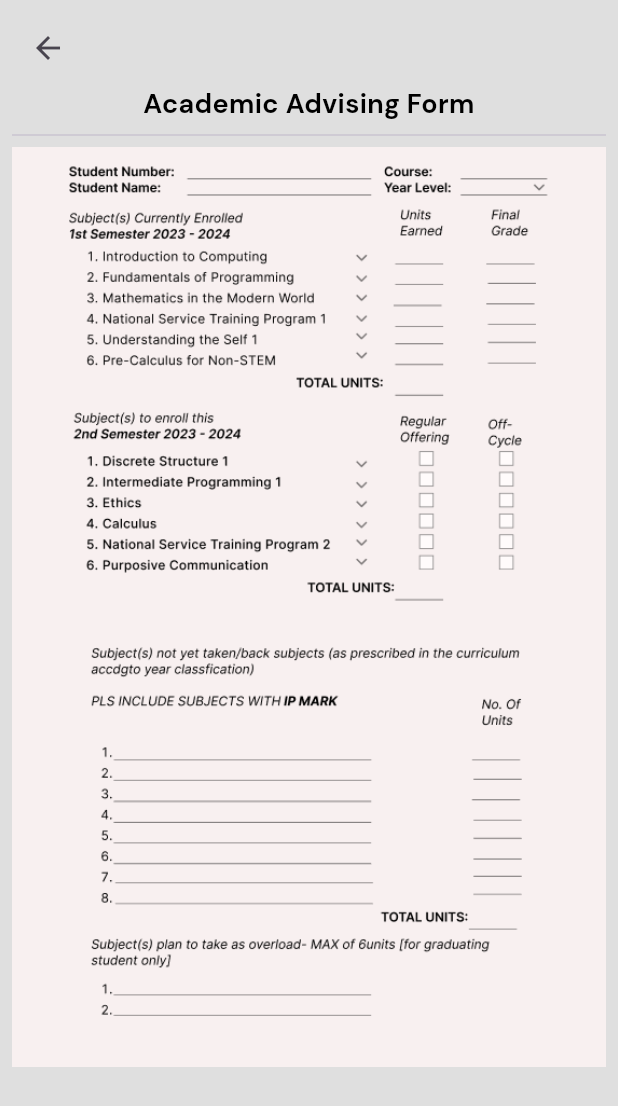
After one commit to lansoyyy/ims, a Flutter app: the FormScreen screen opened directly, on a phone screen of 412 x 824 dp. The commit adds this screen. Shown: the top 1106 px of the screen. Run offline on Flutter 3.47's test engine with Material 3 defaults, Android fonts, the phone set to English and light mode, and no system bars; our stand-ins replace firebase_core, fluttertoast; accounts and stored records are empty.

Commit message:
added form screen

```diff
--- /dev/null
+++ b/lib/screens/form_screen.dart
@@ -0,0 +1,47 @@
+import 'package:flutter/material.dart';
+import 'package:flutter/widgets.dart';
+import 'package:ims/utlis/colors.dart';
+import 'package:ims/widgets/text_widget.dart';
+
+class FormScreen extends StatelessWidget {
+  const FormScreen({super.key});
+
+  @override
+  Widget build(BuildContext context) {
+    return Scaffold(
+      backgroundColor: secondary,
+      body: SafeArea(
+          child: Padding(
+        padding: const EdgeInsets.all(8.0),
+        child: SingleChildScrollView(
+          child: Column(
+            children: [
+              Align(
+                alignment: Alignment.topLeft,
+                child: IconButton(
+                  onPressed: () {
+                    Navigator.pop(context);
+                  },
+                  icon: const Icon(
+                    Icons.arrow_back,
+                  ),
+                ),
+              ),
+              Center(
+                child: TextWidget(
+                  text: 'Academic Advising Form',
+                  fontSize: 18,
+                  fontFamily: 'Bold',
+                ),
+              ),
+              const Divider(),
+              Image.asset(
+                'assets/images/Capture.PNG',
+              ),
+            ],
+          ),
+        ),
+      )),
+    );
+  }
+}
--- a/lib/screens/student_screen.dart
+++ b/lib/screens/student_screen.dart
@@ -1,5 +1,6 @@
 import 'package:flutter/material.dart';
 import 'package:flutter/widgets.dart';
+import 'package:ims/screens/form_screen.dart';
 import 'package:ims/utlis/colors.dart';
 import 'package:ims/widgets/text_widget.dart';
 
@@ -303,7 +304,10 @@ class StudentScreen extends StatelessWidget {
                 height: 10,
               ),
               TextButton(
-                onPressed: () {},
+                onPressed: () {
+                  Navigator.of(context).push(MaterialPageRoute(
+                      builder: (context) => const FormScreen()));
+                },
                 child: TextWidget(
                   text: 'Create Academic Advising Form ',
                   fontSize: 14,
--- a/pubspec.yaml
+++ b/pubspec.yaml
@@ -41,6 +41,7 @@ dependencies:
   cloud_firestore:
   firebase_storage:
   firebase_auth:
+  url_launcher:
 
 dev_dependencies:
   flutter_test:
```
Also changed, not shown: assets/images/Capture.PNG (added), pubspec.lock, 5 other files.
